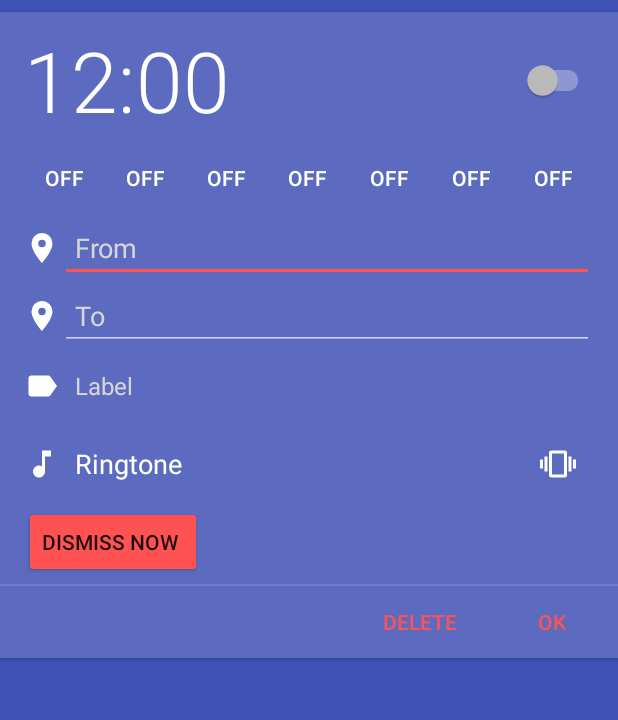
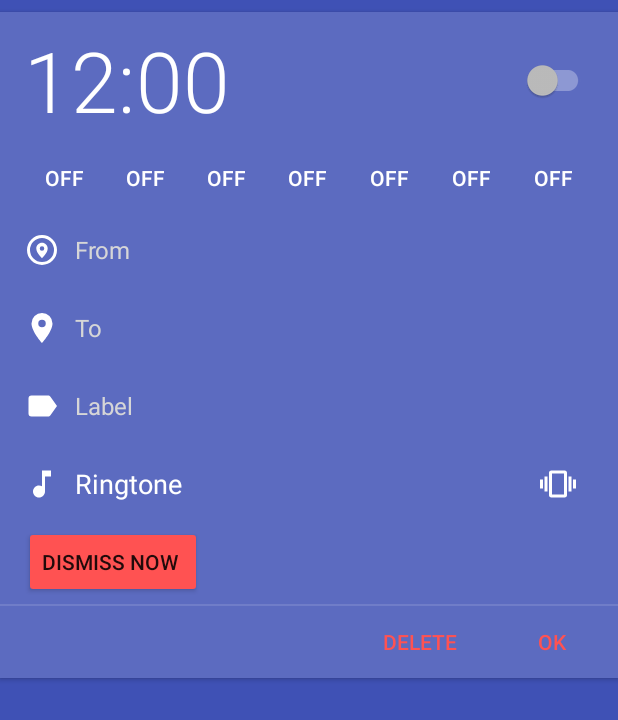
Before and after one commit to haayhappen/ClockPlus, an Android app: the layout item_expanded_alarm.xml on its own in the app's theme, with its tools: preview values and no code run, on a phone screen of 412 x 824 dp. Shown: the top 720 px of the screen. Run offline under Robolectric (Android 15) with nearby library versions, the phone set to English and light mode, and no system bars.

Commit message:
edit location TextViews

```diff
--- /dev/null
+++ b/app/src/main/res/drawable/ic_map_marker_circle.xml
@@ -0,0 +1,9 @@
+<!-- drawable/map_marker_circle.xml -->
+<vector xmlns:android="http://schemas.android.com/apk/res/android"
+    android:height="24dp"
+    android:width="24dp"
+    android:viewportWidth="24"
+    android:viewportHeight="24">
+    <path android:fillColor="#FFFFFF" android:pathData="M12,20A8,8 0 0,1 4,12A8,8 0 0,1 12,4A8,8 0 0,1 20,12A8,8 0 0,1 12,20M12,2A10,10 0 0,0 2,12A10,10 0 0,0 12,22A10,10 0 0,0 22,12A10,10 0 0,0 12,2M12,12.5A1.5,1.5 0 0,1 10.5,11A1.5,1.5 0 0,1 12,9.5A1.5,1.5 0 0,1 13.5,11A1.5,1.5 0 0,1 12,12.5M12,7.2C9.9,7.2 8.2,8.9 8.2,11C8.2,14 12,17.5 12,17.5C12,17.5 15.8,14 15.8,11C15.8,8.9 14.1,7.2 12,7.2Z" />
+
+</vector>
--- a/app/src/main/res/layout/item_expanded_alarm.xml
+++ b/app/src/main/res/layout/item_expanded_alarm.xml
@@ -88,47 +88,29 @@
 
             </LinearLayout>
 
-            <LinearLayout
+            <TextView
+                android:id="@+id/from"
+                style="@style/BaseLabel"
+                android:hint="@string/from"
                 android:layout_width="match_parent"
-                android:layout_height="wrap_content"
-                android:orientation="horizontal">
+                android:layout_height="@dimen/label_height"
+                android:layout_marginBottom="@dimen/item_margin_between_elements"
+                android:background="?android:attr/selectableItemBackground"
+                android:drawablePadding="@dimen/text_compound_drawable_padding"
+                android:drawableStart="@drawable/ic_map_marker_circle"
+                android:gravity="center_vertical" />
 
-                <ImageView
-                    android:layout_width="wrap_content"
-                    android:layout_height="wrap_content"
-                    android:layout_gravity="center_vertical"
-                    android:background="@drawable/ic_map_marker" />
-
-                <TextView
-
-                    android:id="@+id/et_from"
-                    style="?android:attr/editTextStyle"
-                    android:layout_width="match_parent"
-                    android:layout_height="wrap_content"
-                    android:hint="@string/from"
-                    android:paddingStart="@dimen/text_compound_drawable_padding" />
-
-            </LinearLayout>
-
-            <LinearLayout
+            <TextView
+                android:id="@+id/to"
+                style="@style/BaseLabel"
+                android:hint="@string/to"
                 android:layout_width="match_parent"
-                android:layout_height="wrap_content"
-                android:orientation="horizontal">
-
-                <ImageView
-                    android:layout_width="wrap_content"
-                    android:layout_height="wrap_content"
-                    android:layout_gravity="center_vertical"
-                    android:background="@drawable/ic_map_marker" />
-
-                <TextView
-                    android:id="@+id/et_to"
-                    style="?android:attr/editTextStyle"
-                    android:layout_width="match_parent"
-                    android:layout_height="wrap_content"
-                    android:hint="@string/to"
-                    android:paddingStart="@dimen/text_compound_drawable_padding" />
-            </LinearLayout>
+                android:layout_height="@dimen/label_height"
+                android:layout_marginBottom="@dimen/item_margin_between_elements"
+                android:background="?android:attr/selectableItemBackground"
+                android:drawablePadding="@dimen/text_compound_drawable_padding"
+                android:drawableStart="@drawable/ic_map_marker"
+                android:gravity="center_vertical" />
 
             <TextView
                 android:id="@+id/label"
```
Also changed, not shown: app/src/main/res/drawable/drawing.xml (added, +24 -0 lines).
